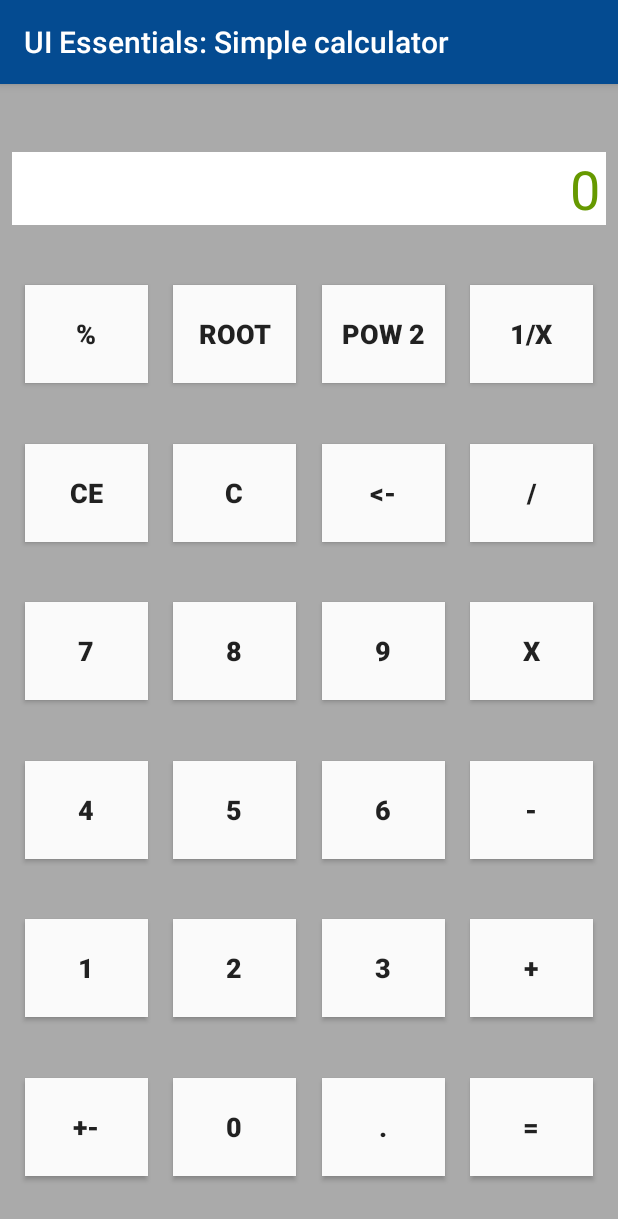
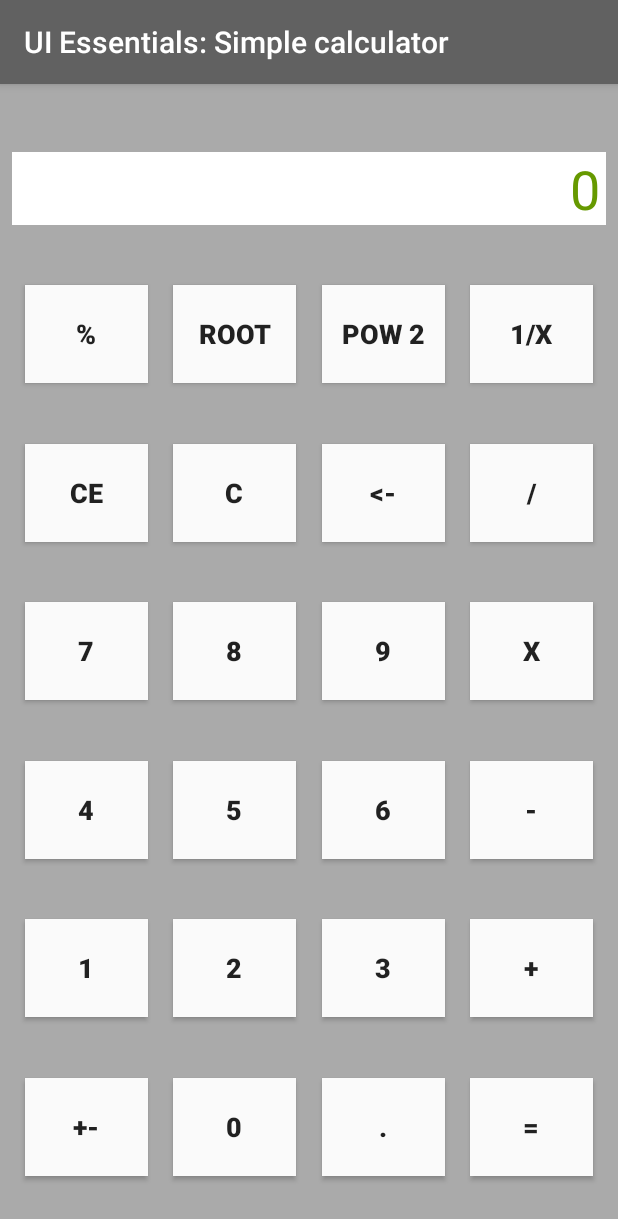
Before and after one commit to ikostan/Android_UI_Essentials, an Android app: the screen it shows after launch (MainActivity), on a phone screen of 412 x 824 dp. Shown: the top 1219 px of the screen. Run offline under Robolectric (Android 15) with nearby library versions, the phone set to English and light mode, and no system bars.

Commit message:
new color design for heading panel

```diff
--- a/app/src/main/res/values/colors.xml
+++ b/app/src/main/res/values/colors.xml
@@ -1,6 +1,6 @@
 <?xml version="1.0" encoding="utf-8"?>
 <resources>
-    <color name="colorPrimary">#044b91</color>
+    <color name="colorPrimary">#616161</color>
     <color name="colorPrimaryDark">#0d0d0d</color>
     <color name="colorAccent">#e6e3e4</color>
 </resources>
```
